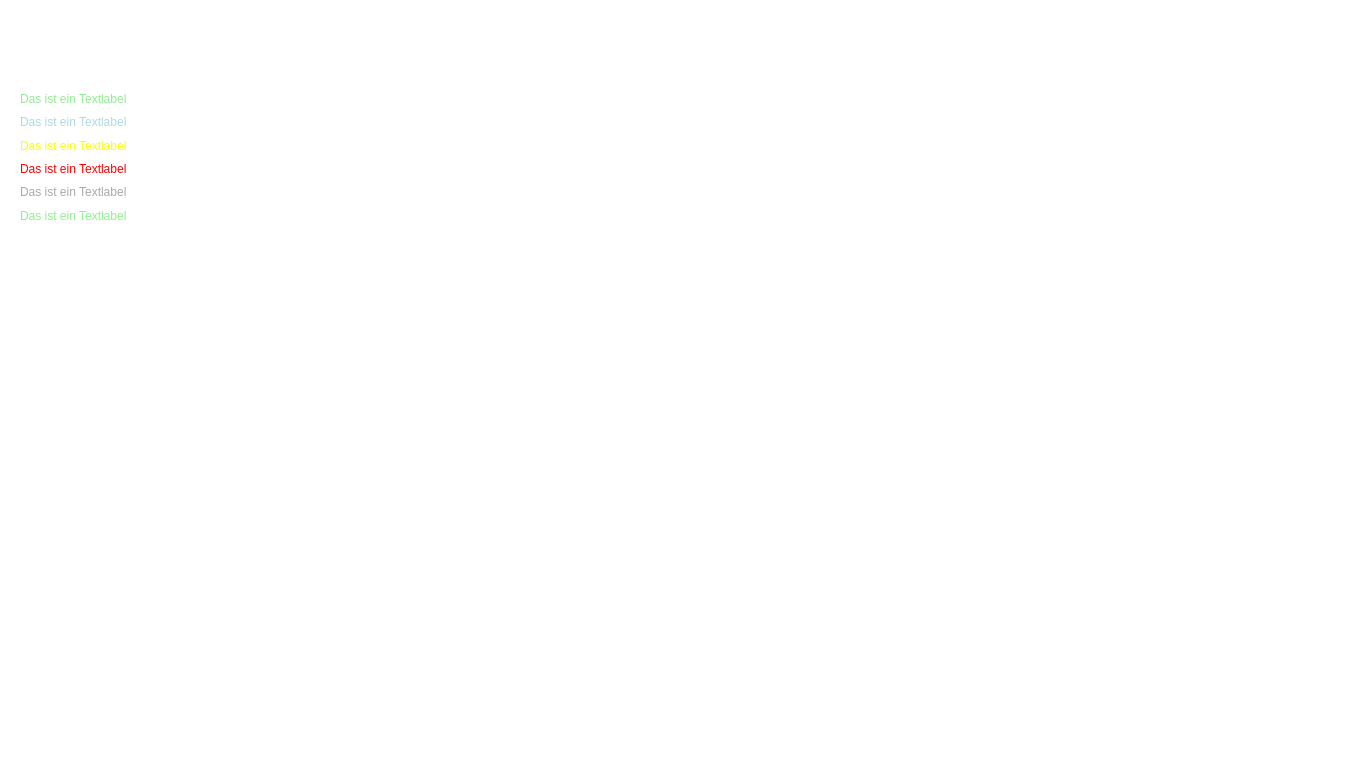
First picture: the form in mainwindow.ui, repository Xunil73/hScreen, before the edit.
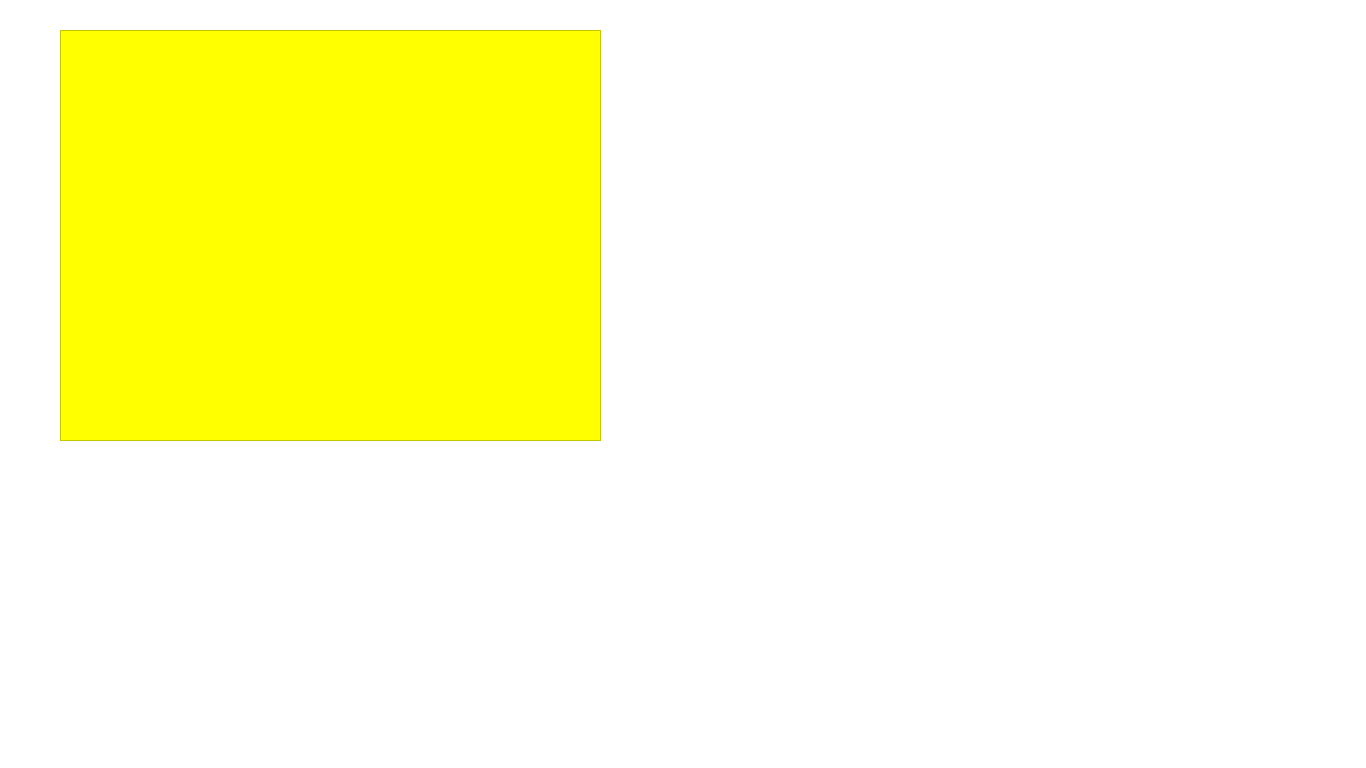
Second picture: the form after the edit.

The edit to the form file:
```diff
--- a/mainwindow.ui
+++ b/mainwindow.ui
@@ -34,106 +34,19 @@
    <set>QMainWindow::DockOption::AllowTabbedDocks|QMainWindow::DockOption::AnimatedDocks</set>
   </property>
   <widget class="QWidget" name="centralwidget">
-   <widget class="QWidget" name="layoutWidget">
+   <widget class="QTextBrowser" name="textBrowser">
     <property name="geometry">
      <rect>
-      <x>20</x>
-      <y>90</y>
-      <width>166</width>
-      <height>134</height>
+      <x>60</x>
+      <y>30</y>
+      <width>541</width>
+      <height>411</height>
      </rect>
     </property>
-    <layout class="QVBoxLayout" name="verticalLayout">
-     <item>
-      <widget class="QLabel" name="label_6">
-       <property name="autoFillBackground">
-        <bool>false</bool>
-       </property>
-       <property name="styleSheet">
-        <string notr="true">background-color: transparent;
-color: lightgreen;</string>
-       </property>
-       <property name="text">
-        <string>Das ist ein Textlabel</string>
-       </property>
-      </widget>
-     </item>
-     <item>
-      <widget class="QLabel" name="label_5">
-       <property name="autoFillBackground">
-        <bool>false</bool>
-       </property>
-       <property name="styleSheet">
-        <string notr="true">background-color: transparent;
-color: lightblue;</string>
-       </property>
-       <property name="text">
-        <string>Das ist ein Textlabel</string>
-       </property>
-      </widget>
-     </item>
-     <item>
-      <widget class="QLabel" name="label_4">
-       <property name="autoFillBackground">
-        <bool>false</bool>
-       </property>
-       <property name="styleSheet">
-        <string notr="true">background-color: transparent;
-color: yellow;</string>
-       </property>
-       <property name="text">
-        <string>Das ist ein Textlabel</string>
-       </property>
-      </widget>
-     </item>
-     <item>
-      <widget class="QLabel" name="label_3">
-       <property name="autoFillBackground">
-        <bool>false</bool>
-       </property>
-       <property name="styleSheet">
-        <string notr="true">opacity: 0.5;
-background-color: transparent;
-color: red;</string>
-       </property>
-       <property name="text">
-        <string>Das ist ein Textlabel</string>
-       </property>
-      </widget>
-     </item>
-     <item>
-      <widget class="QLabel" name="label">
-       <property name="autoFillBackground">
-        <bool>false</bool>
-       </property>
-       <property name="styleSheet">
-        <string notr="true">opacity: 50;
-background-color: transparent;
-color: darkgrey;</string>
-       </property>
-       <property name="text">
-        <string>Das ist ein Textlabel</string>
-       </property>
-       <property name="scaledContents">
-        <bool>false</bool>
-       </property>
-      </widget>
-     </item>
-     <item>
-      <widget class="QLabel" name="label_2">
-       <property name="autoFillBackground">
-        <bool>false</bool>
-       </property>
-       <property name="styleSheet">
-        <string notr="true">background-color: transparent;
-color: lightgreen;</string>
-       </property>
-       <property name="text">
-        <string>Das ist ein Textlabel</string>
-       </property>
-      </widget>
-     </item>
-    </layout>
+    <property name="styleSheet">
+     <string notr="true">background-color: yellow;
+text-color: red;</string>
+    </property>
    </widget>
   </widget>
  </widget>
```
